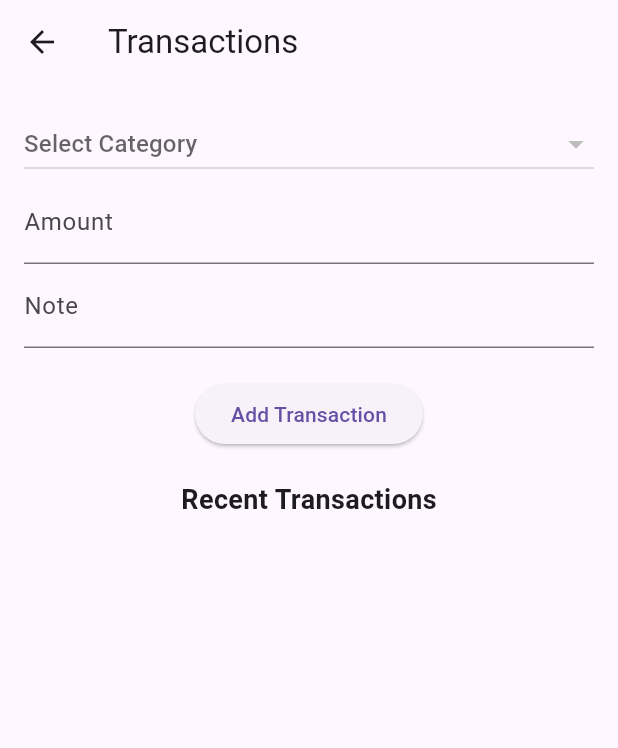
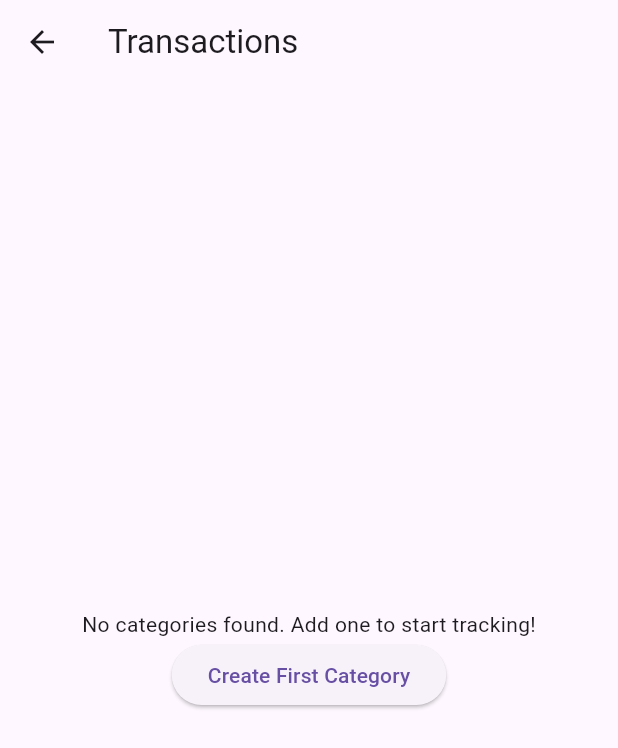
Before and after one commit to MoShehata7920/Personal-Finance---Budgeting-App, a Flutter app: the TransactionsScreen screen opened directly, on a phone screen of 412 x 824 dp. Shown: the top 748 px of the screen. Run offline on Flutter 3.47's test engine with Material 3 defaults, Android fonts, the phone set to English and light mode, and no system bars; our stand-ins replace bloc, equatable, fl_chart, flutter_animate, flutter_bloc, flutter_iconly and 4 more; accounts and stored records are empty; network calls fail.

```diff
--- a/lib/features/category/presentation/manager/category_cubit.dart
+++ b/lib/features/category/presentation/manager/category_cubit.dart
@@ -3,7 +3,7 @@ import 'package:flutter_bloc/flutter_bloc.dart';
 class CategoryCubit extends Cubit<int?> {
   CategoryCubit() : super(null);
 
-  void selectIcon(int iconCode) {
-    emit(iconCode);
+  void selectIcon(int iconIndex) {
+    emit(iconIndex);
   }
 }
--- a/lib/features/transactions/presentation/view/widgets/transactions_screen_body.dart
+++ b/lib/features/transactions/presentation/view/widgets/transactions_screen_body.dart
@@ -1,3 +1,4 @@
+import 'package:budget_master/core/resources/routes_manager.dart';
 import 'package:flutter/material.dart';
 import 'package:flutter_bloc/flutter_bloc.dart';
 import 'package:budget_master/core/resources/strings_manager.dart';
@@ -25,6 +26,23 @@ class _TransactionsScreenBodyState extends State<TransactionsScreenBody> {
       child: BlocBuilder<BudgetCubit, BudgetState>(
         builder: (context, state) {
           if (state is BudgetLoaded) {
+            if (state.budget.categories.isEmpty) {
+              return Center(
+                child: Column(
+                  crossAxisAlignment: CrossAxisAlignment.center,
+                  mainAxisAlignment: MainAxisAlignment.center,
+                  children: [
+                    const Text(
+                        "No categories found. Add one to start tracking!"),
+                    ElevatedButton(
+                      onPressed: () =>
+                          Navigator.pushNamed(context, Routes.addCategoryRoute),
+                      child: const Text("Create First Category"),
+                    ),
+                  ],
+                ),
+              );
+            }
             return _buildTransactionsUI(state);
           } else if (state is BudgetError) {
             return Center(child: Text(state.message));
```
Also changed, not shown: lib/features/category/data/models/category_model.dart (+31 -12 lines), lib/features/settings/presentation/view/add_category_screen.dart (+6 -7 lines), pubspec.yaml (+10 -63 lines), pubspec.lock, 3 other files.
